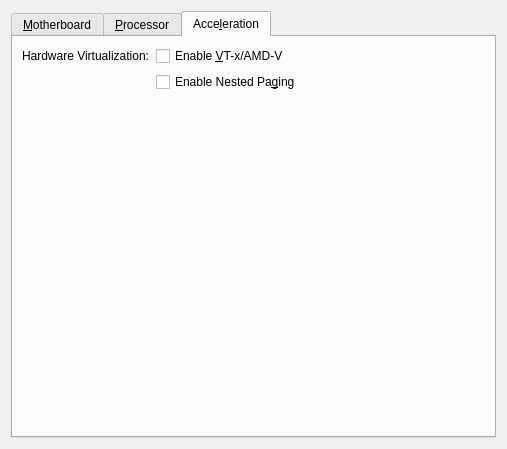
Qt form vbox/src/VBox/Frontends/VirtualBox/src/settings/machine/UIMachineSettingsSystem.ui (jljuxgm/vboxgit) before a commit.
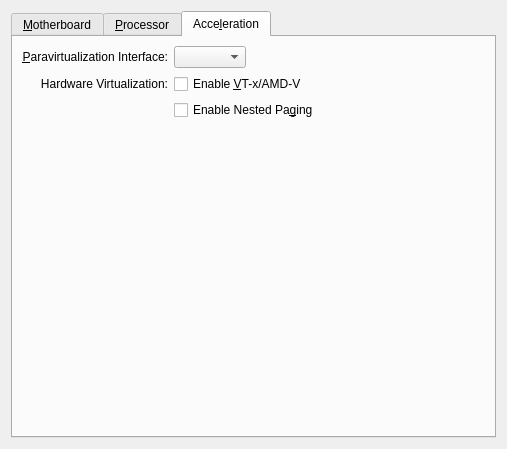
The same form after that commit. The open tabs and pages were chosen to show the change. Icons and pictures are not drawn. Custom widgets are drawn as their Qt base class.

What changed in the file:
```diff
--- a/vbox/src/VBox/Frontends/VirtualBox/src/settings/machine/UIMachineSettingsSystem.ui
+++ b/vbox/src/VBox/Frontends/VirtualBox/src/settings/machine/UIMachineSettingsSystem.ui
@@ -545,13 +545,59 @@
       </attribute>
       <layout class="QGridLayout">
        <item row="0" column="0">
+        <widget class="QLabel" name="m_pLabelParavirtType">
+         <property name="text">
+          <string>&amp;Paravirtualization Interface:</string>
+         </property>
+         <property name="alignment">
+          <set>Qt::AlignRight|Qt::AlignTrailing|Qt::AlignVCenter</set>
+         </property>
+         <property name="buddy">
+          <cstring>m_pComboParavirtProvider</cstring>
+         </property>
+        </widget>
+       </item>
+       <item row="0" column="1">
+        <layout class="QHBoxLayout">
+         <item>
+          <widget class="QComboBox" name="m_pComboParavirtProvider">
+           <property name="sizePolicy">
+            <sizepolicy hsizetype="Minimum" vsizetype="Fixed">
+             <horstretch>0</horstretch>
+             <verstretch>0</verstretch>
+            </sizepolicy>
+           </property>
+           <property name="whatsThis">
+            <string>Selects the paravirtualization guest interface provider to be used by this virtual machine.</string>
+           </property>
+          </widget>
+         </item>
+         <item>
+          <spacer name="m_pSpacerHorizontal7">
+           <property name="orientation">
+            <enum>Qt::Horizontal</enum>
+           </property>
+           <property name="sizeHint" stdset="0">
+            <size>
+             <width>0</width>
+             <height>0</height>
+            </size>
+           </property>
+          </spacer>
+         </item>
+        </layout>
+       </item>
+       <item row="1" column="0">
         <widget class="QLabel" name="m_pLabelVirtualization">
          <property name="text">
           <string>Hardware Virtualization:</string>
          </property>
+         <property name="alignment">
+          <set>Qt::AlignRight|Qt::AlignTrailing|Qt::AlignVCenter</set>
+         </property>
         </widget>
        </item>
-       <item row="0" column="1">
+       <item row="1" column="1">
         <widget class="QCheckBox" name="m_pCheckBoxVirtualization">
          <property name="sizePolicy">
           <sizepolicy hsizetype="MinimumExpanding" vsizetype="Fixed">
@@ -567,7 +613,7 @@
          </property>
         </widget>
        </item>
-       <item row="1" column="1">
+       <item row="2" column="1">
         <widget class="QCheckBox" name="m_pCheckBoxNestedPaging">
          <property name="sizePolicy">
           <sizepolicy hsizetype="MinimumExpanding" vsizetype="Fixed">
@@ -583,7 +629,7 @@
          </property>
         </widget>
        </item>
-       <item row="2" column="0" colspan="2">
+       <item row="3" column="0" colspan="2">
         <spacer name="m_pSpacerVertical4">
          <property name="orientation">
           <enum>Qt::Vertical</enum>
```
